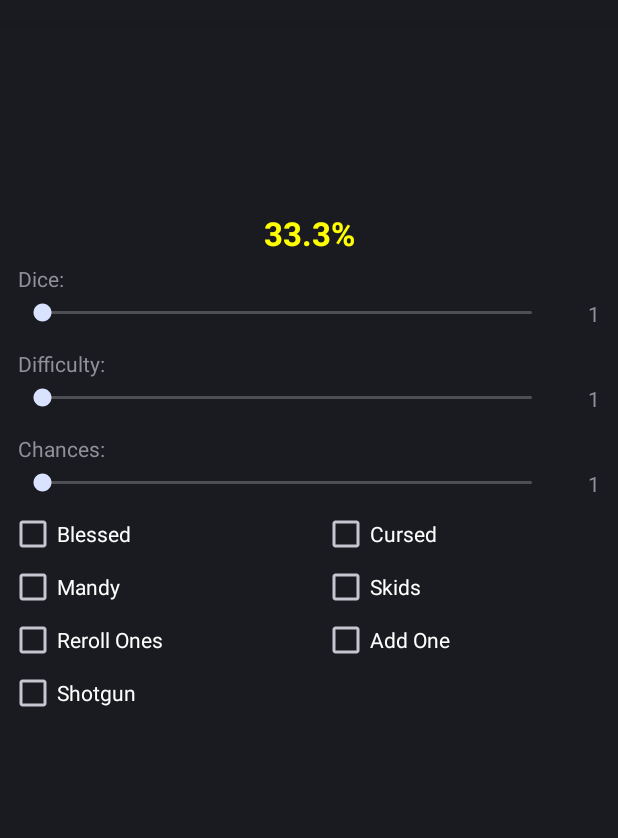
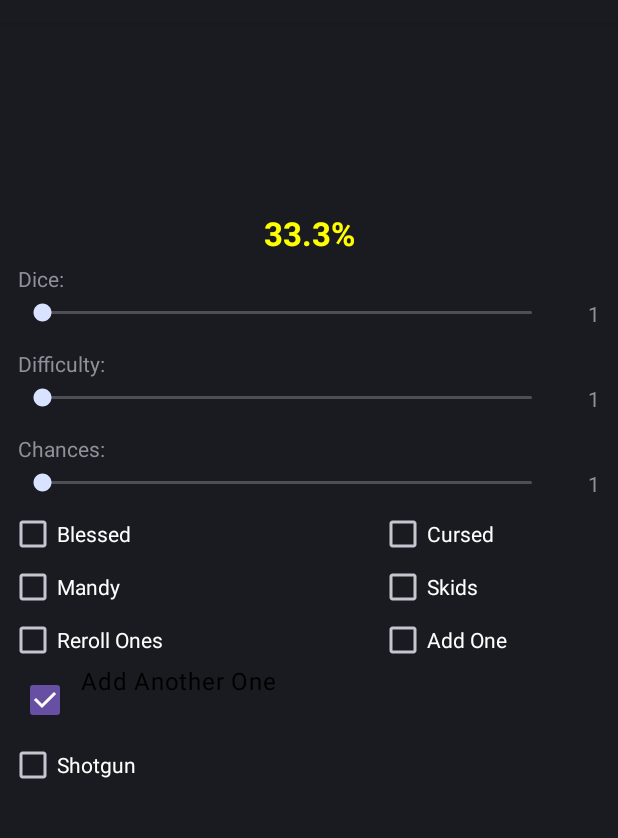
Before and after one commit to grimreaper/ArkhamCalcRedux, an Android app built with Jetpack Compose: the screen it shows after launch (ArkhamCalc), on a phone screen of 412 x 824 dp, the part 62-900 px from its top. Run offline under Robolectric (Android 15) with nearby library versions, the phone set to English and light mode, and no system bars.

Commit message:
[core app] add initial compose view
this shows up, but doesn't actually make use of the new button.
next step is replacing call to button with new one.

```diff
--- a/app/build.gradle.kts
+++ b/app/build.gradle.kts
@@ -87,6 +87,7 @@ dependencies {
     implementation (libs.androidx.ui)
     implementation (libs.androidx.ui.tooling)
     implementation(libs.material)
+    implementation(libs.androidx.lifecycle.viewmodel.compose)
 
     testImplementation(libs.junit)
 
--- a/app/src/main/java/com/eitanadler/arkhamcalcredux2/AddOneTextAndLabelFragment.kt
+++ b/app/src/main/java/com/eitanadler/arkhamcalcredux2/AddOneTextAndLabelFragment.kt
@@ -1,4 +1,45 @@
 package com.eitanadler.arkhamcalcredux2
 
-public class AddOneTextAndLabelFragment {
+import android.os.Bundle
+import android.view.LayoutInflater
+import android.view.View
+import android.view.ViewGroup
+import androidx.compose.foundation.layout.Row
+import androidx.compose.material3.Checkbox
+import androidx.compose.material3.MaterialTheme
+import androidx.compose.material3.Text
+import androidx.compose.runtime.Composable
+import androidx.compose.runtime.getValue
+import androidx.compose.runtime.mutableStateOf
+import androidx.compose.runtime.remember
+import androidx.compose.runtime.setValue
+import androidx.compose.ui.platform.ComposeView
+import androidx.compose.ui.platform.ViewCompositionStrategy
+import androidx.fragment.app.Fragment
+
+public class AddOneTextAndLabelFragment : Fragment() {
+    override fun onCreateView(
+        inflater: LayoutInflater,
+        container: ViewGroup?,
+        savedInstanceState: Bundle?
+    ): View {
+        return ComposeView(requireContext()).apply {
+            setViewCompositionStrategy(ViewCompositionStrategy.DisposeOnViewTreeLifecycleDestroyed)
+            setContent {
+                AddOneTextAndLabelContent()
+            }
+        }
+    }
 }
+
+@Composable
+internal fun AddOneTextAndLabelContent() {
+    var checked by remember { mutableStateOf(true) }
+    MaterialTheme {
+        Row {
+            Checkbox(checked = checked, onCheckedChange = { checked = it })
+            Text(text = "Add Another One")
+
+        }
+    }
+}
--- a/app/src/main/java/com/eitanadler/arkhamcalcredux2/ArkhamCalc.kt
+++ b/app/src/main/java/com/eitanadler/arkhamcalcredux2/ArkhamCalc.kt
@@ -30,10 +30,10 @@ import android.widget.SeekBar
 import android.widget.SeekBar.OnSeekBarChangeListener
 import android.widget.TextView
 import android.widget.Toast
-import androidx.activity.ComponentActivity
 import androidx.datastore.preferences.core.edit
 import androidx.datastore.preferences.core.stringPreferencesKey
 import androidx.datastore.preferences.preferencesDataStore
+import androidx.fragment.app.FragmentActivity
 import kotlinx.coroutines.flow.Flow
 import kotlinx.coroutines.flow.first
 import kotlinx.coroutines.flow.map
@@ -42,7 +42,7 @@ import kotlinx.coroutines.runBlocking
 /**
  * The main activity. Routes user input to Calculator and prints its results.
  */
-public class ArkhamCalc : ComponentActivity() {
+public class ArkhamCalc : FragmentActivity() {
     private lateinit var mDiceLabel: TextView
     private lateinit var mDiceSeekBar: SeekBar
     private lateinit var mDiceValue: TextView
--- a/app/src/main/res/layout/main.xml
+++ b/app/src/main/res/layout/main.xml
@@ -16,6 +16,7 @@
         android:layout_margin="6dp"
         android:gravity="center_horizontal"
         android:text="100%" />
+
     <ScrollView android:layout_width="fill_parent"
         android:layout_height="fill_parent">
         <LinearLayout android:orientation="vertical"
@@ -138,6 +139,14 @@
                         android:text="Add One" />
                 </TableRow>
                 <TableRow>
+                <androidx.fragment.app.FragmentContainerView
+                    android:layout_width="match_parent"
+                    android:layout_height="match_parent"
+                    android:id="@+id/fragment_container_view"
+                    android:name = "com.eitanadler.arkhamcalcredux2.AddOneTextAndLabelFragment"
+                    />
+                                </TableRow>
+                <TableRow>
                     <CheckBox android:id="@+id/shotgunCheckBox"
                         android:layout_width="wrap_content"
                         android:layout_height="wrap_content"
--- a/gradle/libs.versions.toml
+++ b/gradle/libs.versions.toml
@@ -6,6 +6,7 @@ constraintlayout = "2.2.1"
 datastorePreferences = "1.1.7"
 gradle = "8.13.0"
 junit = "4.13.2"
+lifecycleViewmodelCompose = "2.9.3"
 material = "1.13.0"
 runner = "1.7.0"
 kotlin = "2.2.10"
@@ -23,6 +24,7 @@ androidx-compose-bom = { module = "androidx.compose:compose-bom", version.ref =
 androidx-datastore-preferences = { module = "androidx.datastore:datastore-preferences", version.ref = "datastorePreferences" }
 androidx-foundation = { module = "androidx.compose.foundation:foundation", version.ref="foundation" }
 androidx-foundation-layout = { module = "androidx.compose.foundation:foundation-layout" }
+androidx-lifecycle-viewmodel-compose = { module = "androidx.lifecycle:lifecycle-viewmodel-compose", version.ref = "lifecycleViewmodelCompose" }
 androidx-material3 = { module = "androidx.compose.material3:material3", version.ref="material3" }
 androidx-runner = { module = "androidx.test:runner", version.ref = "runner" }
 androidx-runtime = { module = "androidx.compose.runtime:runtime", version.ref = "compose" }
```
